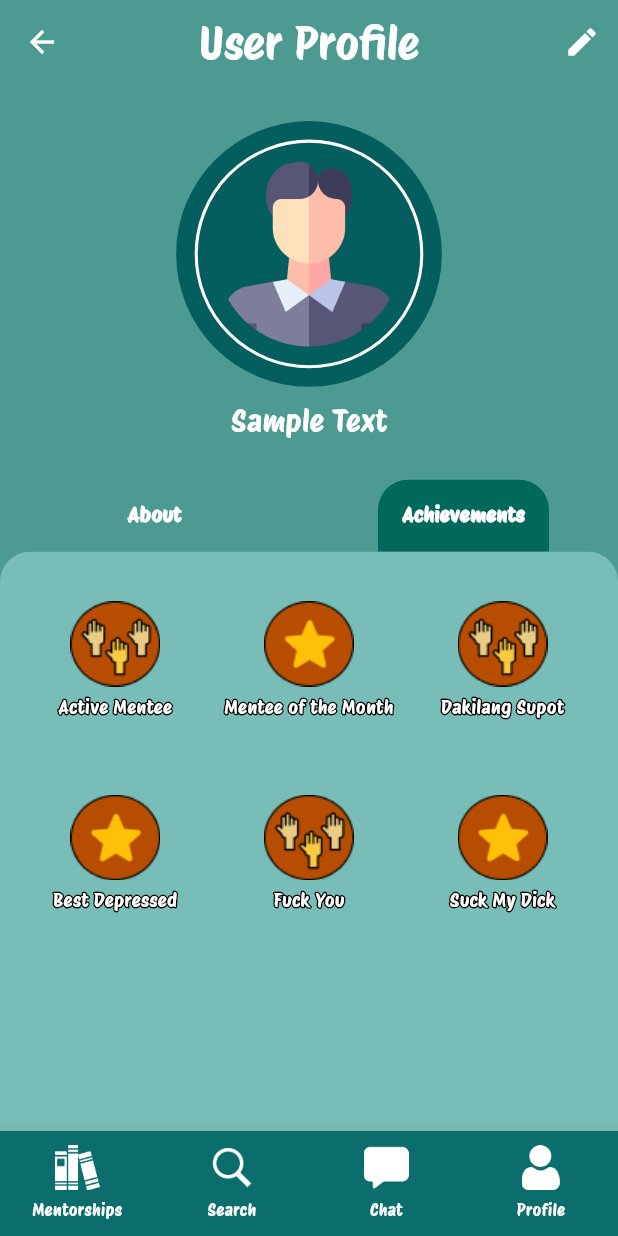
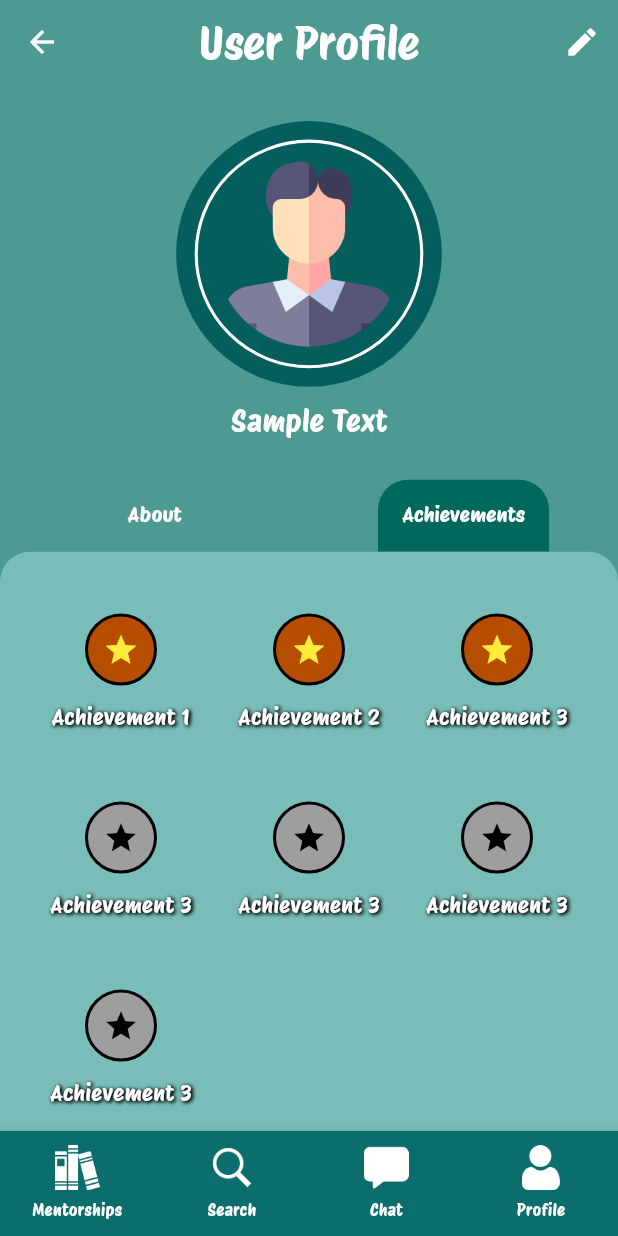
Before and after one commit to jaderaposa/mentor_shift, a Flutter app: the screen it shows after launch, tab 2 chosen, on a phone screen of 412 x 824 dp. Run offline on Flutter 3.47's test engine with Material 3 defaults, Android fonts, the phone set to English and light mode, and no system bars.

Commit message:
looks alright now

```diff
--- /dev/null
+++ b/lib/classes/achievement.dart
@@ -0,0 +1,15 @@
+import 'package:flutter/material.dart';
+
+class Achievement {
+  final String name;
+  final IconData? icon;
+  final Color? color;
+  final bool isLocked;
+
+  Achievement({
+    required this.name,
+    this.icon,
+    this.color,
+    required this.isLocked,
+  });
+}
--- a/lib/pages/user_profile.dart
+++ b/lib/pages/user_profile.dart
@@ -1,5 +1,7 @@
 import 'package:flutter/material.dart';
+import 'package:mentor_shift/classes/achievement.dart';
 import 'package:mentor_shift/objects/bottomnav.dart';
+import 'dart:ui';
 
 class UserProfile extends StatefulWidget {
   const UserProfile({super.key});
@@ -16,17 +18,43 @@ class CustomIcon {
 }
 
 class _UserProfileState extends State<UserProfile> {
-  List<CustomIcon> icons = [
-    const CustomIcon(path: 'images/icons/hands.png', label: 'Active Mentee'),
-    const CustomIcon(
-        path: 'images/icons/dragonball.png', label: 'Mentee of the Month'),
-    const CustomIcon(path: 'images/icons/hands.png', label: 'Dakilang Supot'),
-    const CustomIcon(
-        path: 'images/icons/dragonball.png', label: 'Best Depressed'),
-    const CustomIcon(path: 'images/icons/hands.png', label: 'Fuck You'),
-    const CustomIcon(
-        path: 'images/icons/dragonball.png', label: 'Suck My Dick'),
-    // Add more icons here...
+  List<Achievement> achievements = [
+    Achievement(
+        name: 'Achievement 1',
+        icon: Icons.star,
+        color: const Color(0xffB74D00),
+        isLocked: false),
+    Achievement(
+        name: 'Achievement 2',
+        icon: Icons.star,
+        color: const Color(0xffB74D00),
+        isLocked: false),
+    Achievement(
+        name: 'Achievement 3',
+        icon: Icons.star,
+        color: const Color(0xffB74D00),
+        isLocked: false),
+    Achievement(
+        name: 'Achievement 3',
+        icon: Icons.star,
+        color: const Color(0xffB74D00),
+        isLocked: true),
+    Achievement(
+        name: 'Achievement 3',
+        icon: Icons.star,
+        color: const Color(0xffB74D00),
+        isLocked: true),
+    Achievement(
+        name: 'Achievement 3',
+        icon: Icons.star,
+        color: const Color(0xffB74D00),
+        isLocked: true),
+    Achievement(
+        name: 'Achievement 3',
+        icon: Icons.star,
+        color: const Color(0xffB74D00),
+        isLocked: true),
+    // Add more achievements as needed
   ];
 
   @override
@@ -145,7 +173,6 @@ class _UserProfileState extends State<UserProfile> {
                                 child: Text(
                                   'About',
                                   style: TextStyle(
-                                      fontWeight: FontWeight.bold,
                                       // fontSize: 18,
                                       color: Colors.white,
                                       fontFamily: 'ProtestRiot'),
@@ -159,7 +186,6 @@ class _UserProfileState extends State<UserProfile> {
                                 child: Text(
                                   'Achievements',
                                   style: TextStyle(
-                                      fontWeight: FontWeight.bold,
                                       // fontSize: 18,
                                       color: Colors.white,
                                       fontFamily: 'ProtestRiot'),
@@ -209,84 +235,64 @@ class _UserProfileState extends State<UserProfile> {
                                     ),
                                   ),
                                 ),
-                                SingleChildScrollView(
-                                  child: Padding(
-                                    padding: EdgeInsets.symmetric(vertical: screenHeight * 0.02), // 2% of screen width
-                                    child: Column(
-                                      crossAxisAlignment:
-                                          CrossAxisAlignment.start,
-                                      children: [
-                                        Center(
-                                          child: GridView.builder(
-                                            padding: EdgeInsets.all(
-                                                screenWidth *
-                                                    0.04), // 2% of screen width
-                                            shrinkWrap: true,
-                                            physics:
-                                                const NeverScrollableScrollPhysics(),
-                                            gridDelegate:
-                                                SliverGridDelegateWithFixedCrossAxisCount(
-                                              crossAxisCount: screenWidth > 600
-                                                  ? 4
-                                                  : 3, // 4 columns for large screens, 3 for small screens
-                                              mainAxisSpacing: screenWidth *
-                                                  0.02, // 2% of screen width
-                                              crossAxisSpacing: screenWidth *
-                                                  0.02, // 2% of screen width
+                                GridView.count(
+                                  crossAxisCount: 3,
+                                  childAspectRatio: 1.0,
+                                  padding: const EdgeInsets.all(20.0),
+                                  mainAxisSpacing: 4.0,
+                                  crossAxisSpacing: 4.0,
+                                  children: achievements
+                                      .map((Achievement achievement) {
+                                    return GridTile(
+                                      child: Column(
+                                        mainAxisAlignment:
+                                            MainAxisAlignment.center,
+                                        children: <Widget>[
+                                          Container(
+                                            padding: const EdgeInsets.all(10),
+                                            decoration: BoxDecoration(
+                                              color: achievement.isLocked
+                                                  ? Colors.grey
+                                                  : achievement.color,
+                                              shape: BoxShape.circle,
+                                              border: Border.all(
+                                                color: Colors.black,
+                                                width: 2,
+                                              ),
                                             ),
-                                            itemCount: icons.length,
-                                            itemBuilder: (context, index) {
-                                              return Column(
-                                                children: [
-                                                  Image.asset(
-                                                      icons[index].path),
-                                                  const SizedBox(
-                                                    height: 5,
+                                            child: Icon(achievement.icon,
+                                                color: achievement.isLocked
+                                                    ? Colors.black
+                                                    : Colors.yellow),
+                                          ),
+                                          const SizedBox(height: 10),
+                                          Flexible(
+                                            child: Text(
+                                              achievement.name,
+                                              textAlign: TextAlign.center,
+                                              style: const TextStyle(
+                                                fontSize: 15,
+                                                color: Colors.white,
+                                                fontFamily: 'ProtestRiot',
+                                                shadows: <Shadow>[
+                                                  Shadow(
+                                                    offset: Offset(1.0, 1.0),
+                                                    blurRadius: 3.0,
+                                                    color: Colors.black,
                                                   ),
-                                                  Stack(
-                                                    children: [
-                                                      // Border
-                                                      Text(
-                                                        icons[index].label,
-                                                        textAlign:
-                                                            TextAlign.center,
-                                                        style: TextStyle(
-                                                          fontSize: screenWidth *
-                                                              0.03, // 3% of screen width
-                                                          foreground: Paint()
-                                                            ..style =
-                                                                PaintingStyle
-                                                                    .stroke
-                                                            ..strokeWidth = 2
-                                                            ..color =
-                                                                Colors.black,
-                                                          fontFamily:
-                                                              'ProtestRiot',
-                                                        ),
-                                                      ),
-                                                      // Fill
-                                                      Text(
-                                                        icons[index].label,
-                                                        textAlign:
-                                                            TextAlign.center,
-                                                        style: TextStyle(
-                                                          fontSize: screenWidth *
-                                                              0.03, // 3% of screen width
-                                                          color: Colors.white,
-                                                          fontFamily:
-                                                              'ProtestRiot',
-                                                        ),
-                                                      ),
-                                                    ],
+                                                  Shadow(
+                                                    offset: Offset(1.0, 1.0),
+                                                    blurRadius: 3.0,
+                                                    color: Colors.black,
                                                   ),
                                                 ],
-                                              );
-                                            },
+                                              ),
+                                            ),
                                           ),
-                                        ),
-                                      ],
-                                    ),
-                                  ),
+                                        ],
+                                      ),
+                                    );
+                                  }).toList(),
                                 ),
                               ],
                             ),
```
